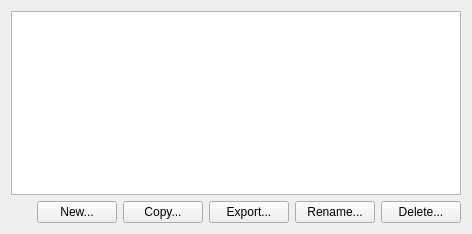
First picture: the form in applet/ui/appearance.ui, repository Emdek/plasmoid-adjustable-clock, before the edit.
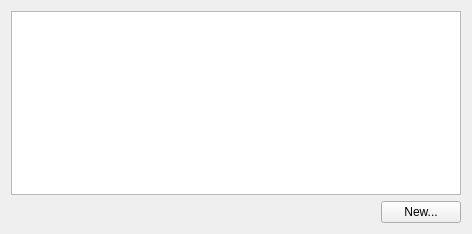
Second picture: the form after the edit.

The edit to the form file:
```diff
--- a/applet/ui/appearance.ui
+++ b/applet/ui/appearance.ui
@@ -49,34 +49,6 @@
        </property>
       </widget>
      </item>
-     <item>
-      <widget class="QPushButton" name="copyButton">
-       <property name="text">
-        <string>Copy...</string>
-       </property>
-      </widget>
-     </item>
-     <item>
-      <widget class="QPushButton" name="exportButton">
-       <property name="text">
-        <string>Export...</string>
-       </property>
-      </widget>
-     </item>
-     <item>
-      <widget class="QPushButton" name="renameButton">
-       <property name="text">
-        <string>Rename...</string>
-       </property>
-      </widget>
-     </item>
-     <item>
-      <widget class="QPushButton" name="deleteButton">
-       <property name="text">
-        <string>Delete...</string>
-       </property>
-      </widget>
-     </item>
     </layout>
    </item>
   </layout>
```
Left out of the diff: 3 changed lines with no effect on the pictures.
